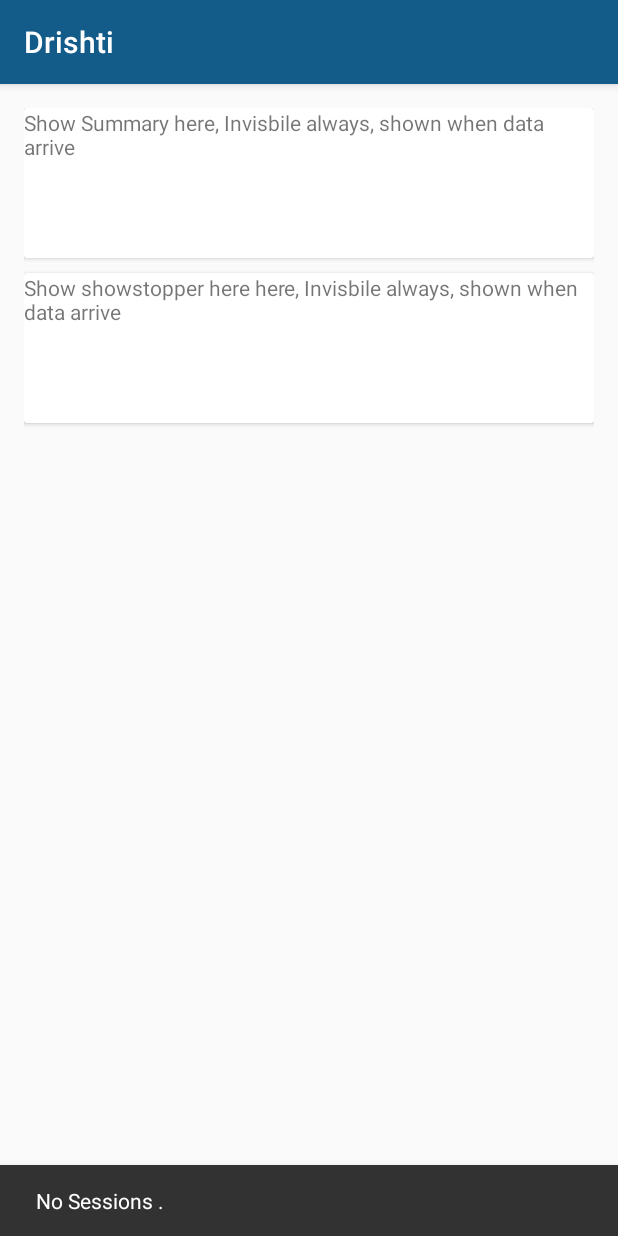
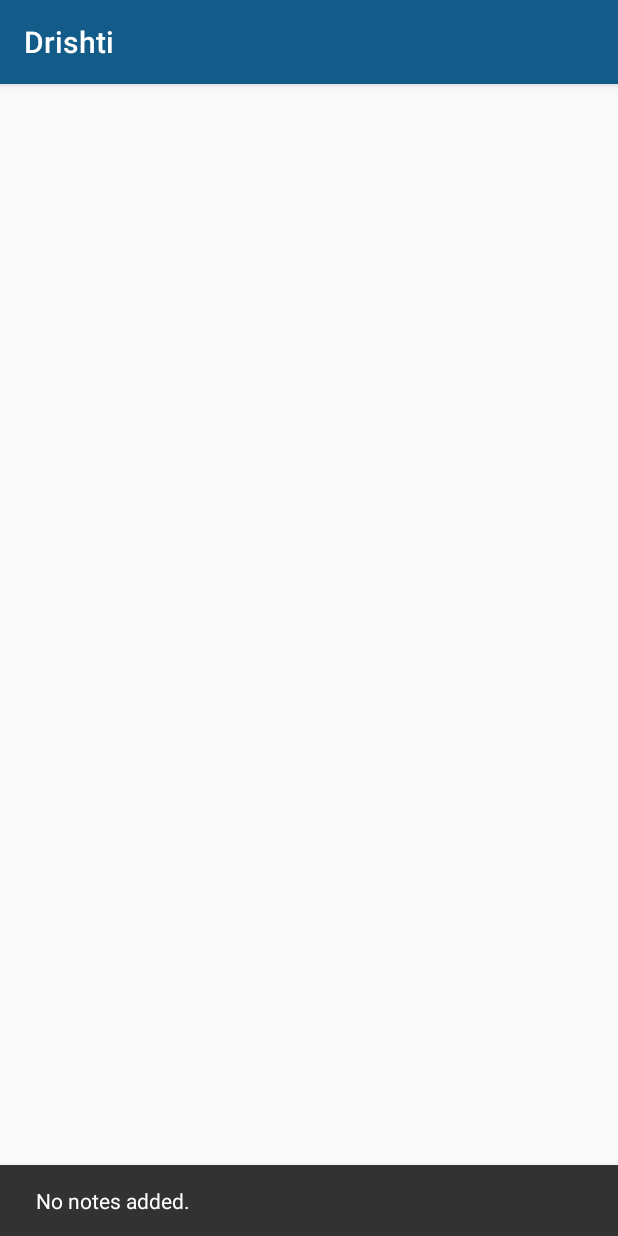
Before and after one commit to AldrichMascarenhas/Drishti-Android-App, an Android app: the Session screen opened directly, with no data from a screen before it, on a phone screen of 412 x 824 dp. Run offline under Robolectric (Android 15) with nearby library versions, the phone set to English and light mode, and no system bars; our stand-ins replace EventBus; libraries missing offline, so code that uses them is left out: jp.wasabeef.recyclerview; 4 statements that could not run were skipped.

Commit message:
See GIT diff files

```diff
--- a/app/build.gradle
+++ b/app/build.gradle
@@ -38,5 +38,6 @@ dependencies {
     compile 'com.google.firebase:firebase-messaging:10.0.1'
     compile 'com.amulyakhare:com.amulyakhare.textdrawable:1.0.1'
     compile 'org.greenrobot:eventbus:3.0.0'
+    compile 'jp.wasabeef:recyclerview-animators:2.2.5'
 
 }
--- a/app/src/main/java/com/example/semicolon/drishti/Session.java
+++ b/app/src/main/java/com/example/semicolon/drishti/Session.java
@@ -25,6 +25,11 @@ import android.widget.Toast;
 
 import com.example.semicolon.drishti.Adapter.SessionAdapter;
 import com.example.semicolon.drishti.Model.SessionData;
+import com.example.semicolon.drishti.bus.MessageEvent;
+
+import org.greenrobot.eventbus.EventBus;
+import org.greenrobot.eventbus.Subscribe;
+import org.greenrobot.eventbus.ThreadMode;
 
 import java.io.File;
 import java.io.FileNotFoundException;
@@ -32,6 +37,8 @@ import java.io.FileOutputStream;
 import java.io.IOException;
 import java.util.ArrayList;
 import java.util.List;
+
+import jp.wasabeef.recyclerview.animators.SlideInLeftAnimator;
 
 /**
  * Created by semicolon on 2/25/2017.
@@ -67,7 +74,7 @@ public class Session extends AppCompatActivity {
         mDetector = new GestureDetectorCompat(this, new MyGestureListener());
 
 
-         orientation = getResources().getConfiguration().orientation;
+        orientation = getResources().getConfiguration().orientation;
 
         if (orientation == 1) {
             //Handle Portrait views here
@@ -80,21 +87,47 @@ public class Session extends AppCompatActivity {
 
             LinearLayoutManager linearLayoutManager = new LinearLayoutManager(getApplicationContext());
             recyclerView.setLayoutManager(linearLayoutManager);
-            recyclerView.setItemAnimator(new DefaultItemAnimator());
+            recyclerView.setItemAnimator(new SlideInLeftAnimator());
+
             recyclerView.addItemDecoration(new DividerItemDecoration(getApplicationContext(), DividerItemDecoration.VERTICAL));
+
             initialCount = SessionData.count(SessionData.class);
+
+            //Sugar orm
             if (initialCount >= 0) {
 
                 sessionDataList = SessionData.listAll(SessionData.class);
-
 
                 sessionAdapter = new SessionAdapter(Session.this, sessionDataList);
                 recyclerView.setAdapter(sessionAdapter);
 
                 if (sessionDataList.isEmpty())
-                    Snackbar.make(recyclerView, "No Sessions .", Snackbar.LENGTH_LONG).show();
+                    Snackbar.make(recyclerView, "No notes added.", Snackbar.LENGTH_LONG).show();
 
             }
+
+
+            final Handler handler = new Handler();
+            handler.postDelayed(new Runnable() {
+                @Override
+                public void run() {
+                    //Do something after 20 seconds
+
+                    //do something
+                    long newcount = SessionData.count(SessionData.class);
+                    if (newcount > initialCount) {
+
+                        sessionDataList = SessionData.findWithQuery(SessionData.class, "SELECT * FROM SESSION_DATA ORDER BY milliseconds DESC", null);
+
+                        sessionAdapter = new SessionAdapter(Session.this, sessionDataList);
+                        recyclerView.setAdapter(sessionAdapter);
+                        initialCount = newcount;
+
+                    }
+
+                    handler.postDelayed(this, 500);
+                }
+            }, 500);  //the time is in miliseconds
 
 
         } else if (orientation == 2) {
@@ -111,7 +144,6 @@ public class Session extends AppCompatActivity {
             mCamera.setParameters(params);
 
 
-
             preview.setOnTouchListener(new View.OnTouchListener() {
                 @Override
                 public boolean onTouch(View view, MotionEvent motionEvent) {
@@ -123,9 +155,6 @@ public class Session extends AppCompatActivity {
 
         } else {
             //Fallback to Portrait?
-
-
-
 
 
         }
@@ -149,13 +178,12 @@ public class Session extends AppCompatActivity {
 
         @Override
         public boolean onDoubleTap(MotionEvent event) {
-            if(safeToTakePicture) {
+            if (safeToTakePicture) {
                 safeToTakePicture = false;
                 Log.d(DEBUG_TAG, "onDoubleTap: " + event.toString());
                 mCamera.takePicture(shutterCallback, rawCallback, jpegCallback);
 
-            }
-            else{
+            } else {
                 Toast.makeText(getApplicationContext(), "Please try again!", Toast.LENGTH_LONG).show();
             }
 
@@ -181,7 +209,7 @@ public class Session extends AppCompatActivity {
                 new SaveImageTask().execute(data);
                 resetCam();
                 Log.d(TAG, "onPictureTaken - jpeg");
-            } catch (Exception e){
+            } catch (Exception e) {
                 e.printStackTrace();
             }
         }
@@ -262,11 +290,41 @@ public class Session extends AppCompatActivity {
 
     @Override
     public void onBackPressed() {
-        if(orientation == 1){
+        if (orientation == 1) {
             //Can go back
-        finish();
-        }else if(orientation == 2){
+            finish();
+        } else if (orientation == 2) {
             //Cant go back do nothing
         }
     }
+
+    @Override
+    protected void onStart() {
+        super.onStart();
+        EventBus.getDefault().register(this);
+
+    }
+
+    @Override
+    protected void onStop() {
+        super.onStop();
+        EventBus.getDefault().unregister(this);
+
+    }
+
+    @Subscribe(threadMode = ThreadMode.MAIN )
+    public void onMessageEvent(MessageEvent event) {
+
+//
+//        SessionData sessionData = SessionData.findById(SessionData.class, event.getDbID());
+//        Log.d(TAG, "Query resut : " + sessionData.getResult());
+//
+//        sessionDataList.add(0, sessionData);
+////        sessionAdapter.addItemsToList(sessionData);
+//
+//
+//        long dbcount = SessionData.count(SessionData.class);
+//        Log.d(TAG, "onMessageEvent Receive. DB count : " + dbcount);
+    }
+
 }
--- a/app/src/main/res/layout/activity_session.xml
+++ b/app/src/main/res/layout/activity_session.xml
@@ -24,36 +24,36 @@
         android:paddingRight="@dimen/activity_vertical_margin"
         android:paddingTop="@dimen/activity_horizontal_margin">
 
-        <android.support.v7.widget.CardView
-            android:id="@+id/twolevel"
-            android:layout_width="match_parent"
-            android:layout_height="100dp"
-            android:visibility="visible">
+        <!--<android.support.v7.widget.CardView-->
+            <!--android:id="@+id/twolevel"-->
+            <!--android:layout_width="match_parent"-->
+            <!--android:layout_height="100dp"-->
+            <!--android:visibility="visible">-->
 
-            <TextView
-                android:layout_width="wrap_content"
-                android:layout_height="wrap_content"
-                android:text="Show Summary here, Invisbile always, shown when data arrive" />
-        </android.support.v7.widget.CardView>
+            <!--<TextView-->
+                <!--android:layout_width="wrap_content"-->
+                <!--android:layout_height="wrap_content"-->
+                <!--android:text="Show Summary here, Invisbile always, shown when data arrive" />-->
+        <!--</android.support.v7.widget.CardView>-->
 
-        <View
-            android:layout_width="match_parent"
-            android:layout_height="10dp" />
+        <!--<View-->
+            <!--android:layout_width="match_parent"-->
+            <!--android:layout_height="10dp" />-->
 
-        <android.support.v7.widget.CardView
-            android:id="@+id/showstop"
-            android:layout_width="match_parent"
-            android:layout_height="100dp"
-            android:visibility="visible">
+        <!--<android.support.v7.widget.CardView-->
+            <!--android:id="@+id/showstop"-->
+            <!--android:layout_width="match_parent"-->
+            <!--android:layout_height="100dp"-->
+            <!--android:visibility="visible">-->
 
 
-            <TextView
-                android:layout_width="wrap_content"
-                android:layout_height="wrap_content"
-                android:text="Show showstopper here here, Invisbile always, shown when data arrive" />
+            <!--<TextView-->
+                <!--android:layout_width="wrap_content"-->
+                <!--android:layout_height="wrap_content"-->
+                <!--android:text="Show showstopper here here, Invisbile always, shown when data arrive" />-->
 
 
-        </android.support.v7.widget.CardView>
+        <!--</android.support.v7.widget.CardView>-->
 
 
         <View
```
Also changed, not shown: app/src/main/java/com/example/semicolon/drishti/Adapter/SessionAdapter.java (+25 -10 lines), app/src/main/java/com/example/semicolon/drishti/ImageUploadAsyncTask.java (+57 -16 lines), app/src/main/java/com/example/semicolon/drishti/Model/SessionData.java (+25 -25 lines), app/src/main/res/layout/session_item_layout.xml (+25 -18 lines).
